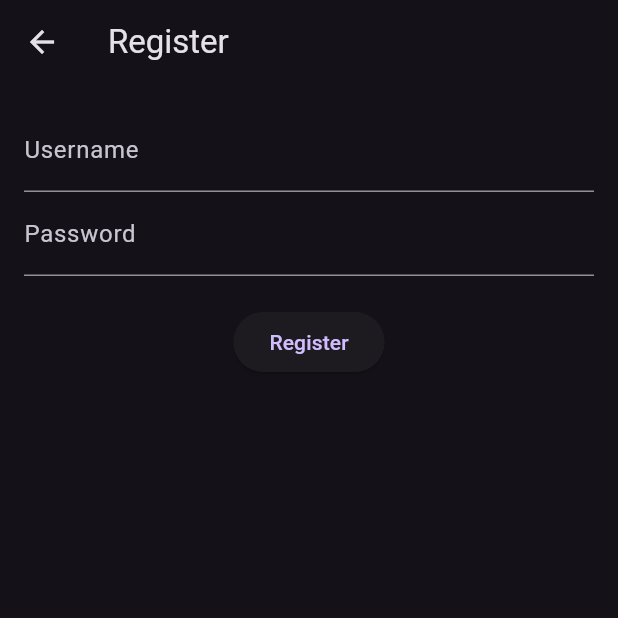
After one commit to margaretbluee/vote-flutter-client, a Flutter app: the screen it shows after launch, after a tap on "Register", on a phone screen of 412 x 824 dp, the top half of it. The commit adds this screen. Run offline on Flutter 3.47's test engine with Material 3 defaults, Android fonts, the phone set to English and light mode, and no system bars; network calls fail.

Commit message:
request changes

```diff
--- a/lib/screens/login_screen.dart
+++ b/lib/screens/login_screen.dart
@@ -1,4 +1,5 @@
 import 'package:flutter/material.dart';
+import 'package:meet_app/screens/register-screen.dart';
 import 'admin/admin-dashboard.dart';
 import 'user/user-dashboard.dart';
 import '../services/auth-service.dart'; //  AuthService
@@ -35,7 +36,6 @@ class _LoginScreenState extends State<LoginScreen> {
 
     // check the response
     if (response.containsKey('error')) {
-
       setState(() {
         _errorMessage = response['error'];
       });
@@ -52,7 +52,7 @@ class _LoginScreenState extends State<LoginScreen> {
           MaterialPageRoute(builder: (context) => const AdminDashboard()),
         );
       } else {
-        // nvigate to User Dashboard Screen
+        // navigate to User Dashboard Screen
         Navigator.push(
           context,
           MaterialPageRoute(builder: (context) => const UserDashboard()),
@@ -74,6 +74,7 @@ class _LoginScreenState extends State<LoginScreen> {
       body: Padding(
         padding: const EdgeInsets.all(16.0),
         child: Center(
+          child: SingleChildScrollView( // Wrap inside SingleChildScrollView to handle overflow
             child: Column(
               mainAxisAlignment: MainAxisAlignment.center,
               children: [
@@ -105,7 +106,7 @@ class _LoginScreenState extends State<LoginScreen> {
                     border: OutlineInputBorder(),
                   ),
                   onChanged: (value) {
-                  _clearErrorMessage(); // cear error when user types
+                    _clearErrorMessage(); // clear error when user types
                   },
                 ),
                 const SizedBox(height: 20),
@@ -121,7 +122,26 @@ class _LoginScreenState extends State<LoginScreen> {
                       style: const TextStyle(color: Colors.red),
                     ),
                   ),
+                const SizedBox(height: 20),
+                // Redirect to Register screen if the user doesn't have an account
+                Row(
+                  mainAxisAlignment: MainAxisAlignment.center,
+                  children: [
+                    const Text("Don't have an account? "),
+                    TextButton(
+                      onPressed: () {
+                        // navigate to the Register screen
+                        Navigator.push(
+                          context,
+                          MaterialPageRoute(builder: (context) =>   RegisterScreen()),
+                        );
+                      },
+                      child: const Text("Register"),
+                    ),
                   ],
+                ),
+              ],
+            ),
           ),
         ),
       ),
--- /dev/null
+++ b/lib/screens/register-screen.dart
@@ -0,0 +1,62 @@
+import 'package:flutter/material.dart';
+import 'package:meet_app/screens/login_screen.dart';
+ import '../services/auth-service.dart';
+
+class RegisterScreen extends StatefulWidget {
+  @override
+  State<RegisterScreen> createState() => _RegisterScreenState();
+}
+
+class _RegisterScreenState extends State<RegisterScreen> {
+  final _usernameController = TextEditingController();
+  final _passwordController = TextEditingController();
+  final _authenticationService = AuthService();
+
+  void _register() async {
+    try {
+      final username = _usernameController.text;
+      final password = _passwordController.text;
+
+      // call auth service
+      final response = await _authenticationService.registerUser(username, password);
+
+      ScaffoldMessenger.of(context).showSnackBar(
+        SnackBar(content: Text('Registration successful!')),
+      );
+      //after successful registration, navigate to login screen
+  Navigator.push(context,   MaterialPageRoute(builder: (context) => const LoginScreen()),);
+    } catch (e) {
+      ScaffoldMessenger.of(context).showSnackBar(
+        SnackBar(content: Text('Error registering user: $e')),
+      );
+    }
+  }
+
+  @override
+  Widget build(BuildContext context) {
+    return Scaffold(
+      appBar: AppBar(title: Text('Register')),
+      body: Padding(
+        padding: EdgeInsets.all(16.0),
+        child: Column(
+          children: [
+            TextField(
+              controller: _usernameController,
+              decoration: InputDecoration(labelText: 'Username'),
+            ),
+            TextField(
+              controller: _passwordController,
+              obscureText: true,
+              decoration: InputDecoration(labelText: 'Password'),
+            ),
+            SizedBox(height: 20),
+            ElevatedButton(
+              onPressed: _register,
+              child: Text('Register'),
+            ),
+          ],
+        ),
+      ),
+    );
+  }
+}
--- a/lib/services/auth-service.dart
+++ b/lib/services/auth-service.dart
@@ -4,7 +4,31 @@ import 'package:http/http.dart' as http;
 import '../shared-data/voting-data.dart';
  class AuthService {
   static const String baseUrl = 'http://localhost:5000/api';
+// Register a user
+   Future<Map<String, dynamic>> registerUser(String username, String password) async {
+     final response = await http.post(
+       Uri.parse('http://localhost:5000/api/users/register'),
+       headers: {'Content-Type': 'application/json'},
+       body: json.encode({
+         'name': username,
+         'password': password,
+       }),
+     );
 
+     if (response.statusCode == 201) {
+       return json.decode(response.body); //return the response if registration is successful
+     } else {
+       throw Exception('Failed to register user');
+     }
+   }
+
+   // Log out a user (e.g., by removing the token from storage)
+ //   Future<void> logoutUser() async {
+ //
+ //
+ //     print('User logged out');
+ //      }
+ // }
   Future<Map<String, dynamic>> login(String username, String password) async {
     final url = Uri.parse('http://localhost:5000/api/users/login');
 
```
Also changed, not shown: lib/screens/admin/admin-set-voting.dart (+16 -15 lines), lib/screens/admin/admin-show-attendees.dart (+40 -12 lines), lib/screens/user/user-mark-attendance.dart (+29 -8 lines), lib/services/attendees-service.dart (added, +68 -0 lines). Lines whose indentation alone changed are shown as unchanged.
